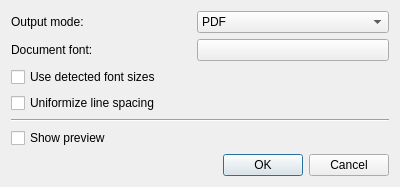
Old version of the form qt/data/PdfExportDialog.ui in the repository manisandro/gImageReader.
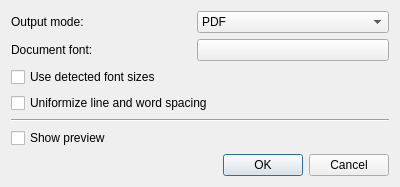
New version of the form.

Commit message: Uniformize both line and word spacing when corresponding option is selected when exporting to PDF

```diff
--- a/qt/data/PdfExportDialog.ui
+++ b/qt/data/PdfExportDialog.ui
@@ -48,7 +48,7 @@
    <item row="3" column="0" colspan="2">
     <widget class="QCheckBox" name="checkBoxUniformizeSpacing">
      <property name="text">
-      <string>Uniformize line spacing</string>
+      <string>Uniformize line and word spacing</string>
      </property>
     </widget>
    </item>
```
The commit also changes 3 other files.
